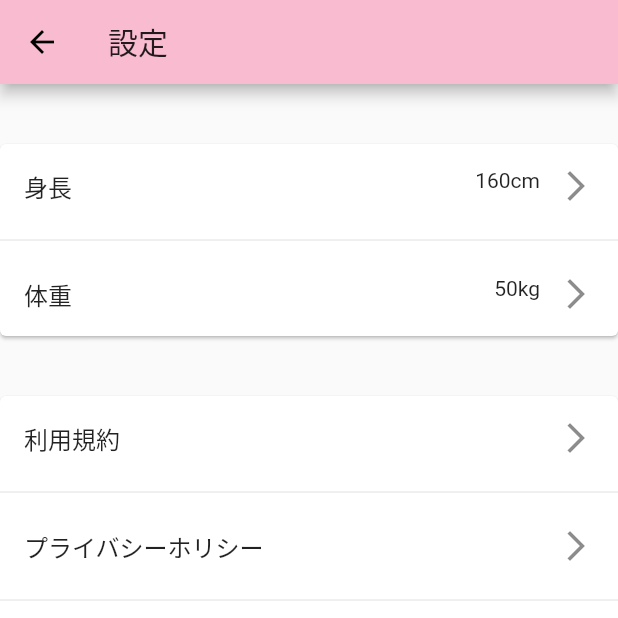
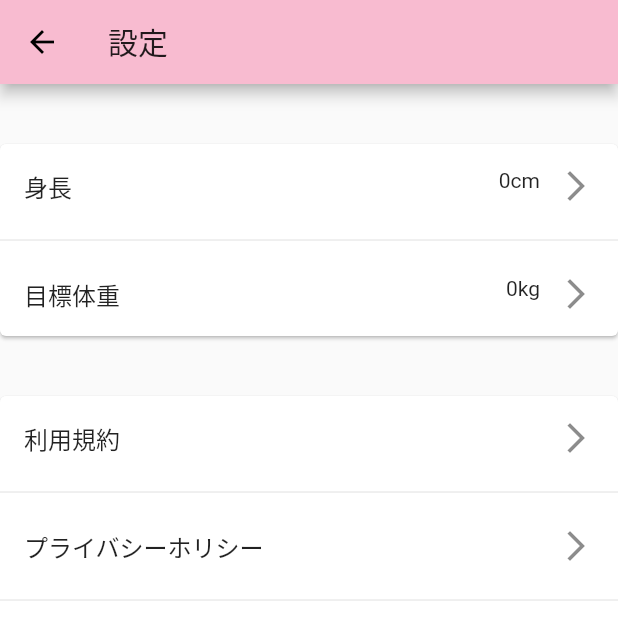
Before and after one commit to startup-technology/diet_recipe_flutter, a Flutter app: the SettingPage screen opened by its route, on a phone screen of 412 x 824 dp, the top half of it. Run offline on Flutter 3.47's test engine with Material 2 defaults, Android fonts, the phone set to English and light mode, and no system bars; our stand-ins replace firebase_auth, flutter_calendar_carousel, fluttertoast, share, sqflite; accounts and stored records are empty.

Commit message:
設定画面の数値を実データにする

```diff
--- a/lib/pages/setting.dart
+++ b/lib/pages/setting.dart
@@ -1,6 +1,25 @@
+import 'package:dietrecipeflutter/database/database_helper.dart';
 import 'package:flutter/material.dart';
 
-class SettingPage extends StatelessWidget {
+class SettingPage extends StatefulWidget {
+  @override
+  _SettingPageState createState() => _SettingPageState();
+}
+
+class _SettingPageState extends State<SettingPage> {
+  int targetBodyWeight = 0;
+  int currentHeight = 0;
+  final dbHelper = DatabaseHelper.instance;
+
+  _SettingPageState() {
+    findTargetBodyWeight().then((val) => setState(() {
+          targetBodyWeight = val;
+        }));
+    findCurrentHeight().then((val) => setState(() {
+          currentHeight = val;
+        }));
+  }
+
   @override
   Widget build(BuildContext context) {
     return Scaffold(
@@ -22,7 +41,7 @@ class SettingPage extends StatelessWidget {
                         trailing: Wrap(
                           spacing: 12,
                           children: <Widget>[
-                            Text('160cm'),
+                            Text(currentHeight.toString() + 'cm'),
                             Icon(Icons.arrow_forward_ios),
                           ],
                         ),
@@ -33,11 +52,11 @@ class SettingPage extends StatelessWidget {
                       ),
                       Divider(),
                       ListTile(
-                        title: Text('体重'),
+                        title: Text('目標体重'),
                         trailing: Wrap(
                           spacing: 12,
                           children: <Widget>[
-                            Text('50kg'),
+                            Text(targetBodyWeight.toString() + 'kg'),
                             Icon(Icons.arrow_forward_ios),
                           ],
                         ),
@@ -97,4 +116,16 @@ class SettingPage extends StatelessWidget {
           ),
         ));
   }
+
+  Future<int> findCurrentHeight() async {
+    var query;
+    query = await dbHelper.queryRowLast('current_heights');
+    return query.first['current_height'];
+  }
+
+  Future<int> findTargetBodyWeight() async {
+    var query;
+    query = await dbHelper.queryRowLast('target_body_weights');
+    return query.first['body_weight'];
+  }
 }
```
